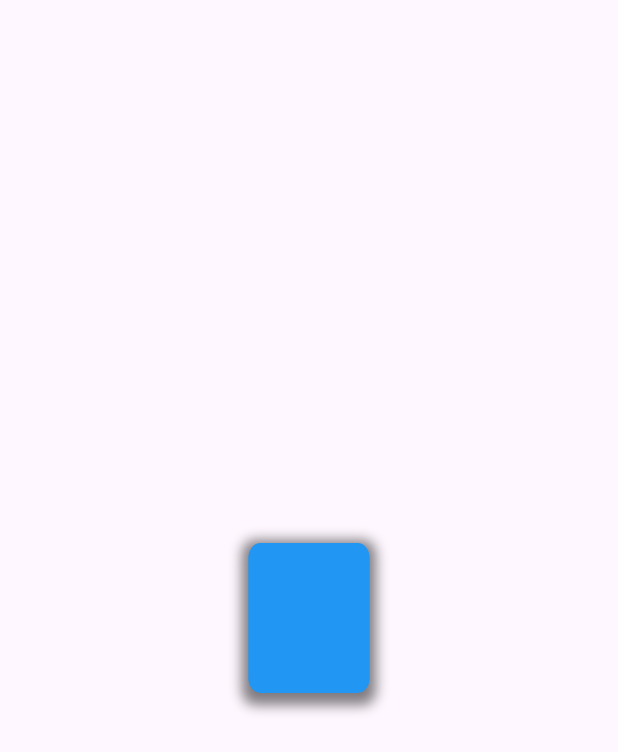
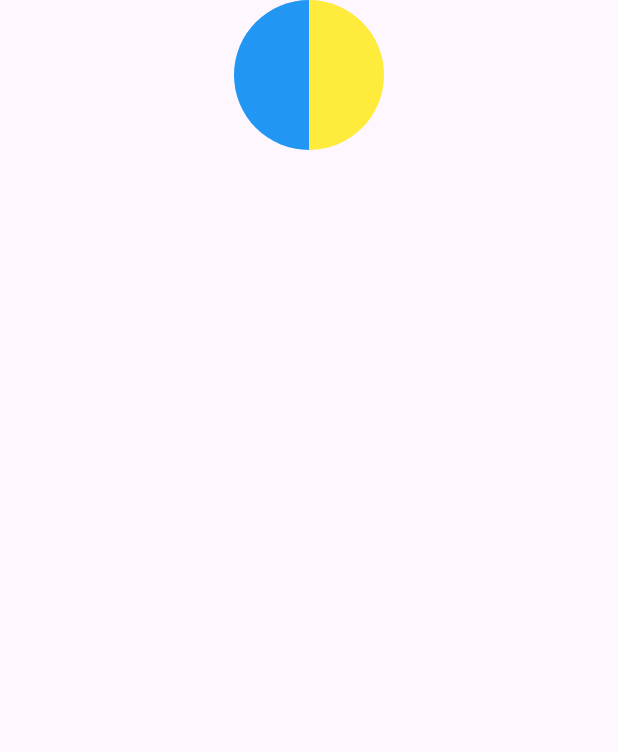
Before and after one commit to Shaikh-Saqlain-Ahmad/flutter-animations, a Flutter app: the screen it shows after launch, on a phone screen of 412 x 824 dp. Shown: the top 752 px of the screen. Run offline on Flutter 3.47's test engine with Material 2 defaults, Android fonts, the phone set to English and light mode, and no system bars.

Commit message:
semi circle created and joined

```diff
--- /dev/null
+++ b/lib/custom-clipper.dart
@@ -0,0 +1,12 @@
+import 'package:flutter/widgets.dart';
+import 'package:flutter_animation/semi-circle-animation.dart';
+
+class HalfCircleClipper extends CustomClipper<Path> {
+  final CircleSide side;
+  const HalfCircleClipper({required this.side});
+  @override
+  Path getClip(Size size) => side.toPath(size);
+
+  @override
+  bool shouldReclip(covariant CustomClipper<Path> oldClipper) => true;
+}
--- a/lib/main.dart
+++ b/lib/main.dart
@@ -1,5 +1,6 @@
 import 'package:flutter/material.dart';
-import 'package:flutter_animation/shuff.dart';
+import 'package:flutter_animation/semi-circle-animation.dart';
+import 'package:flutter_animation/simple-animation.dart';
 
 void main() {
   runApp(const MyApp());
@@ -18,7 +19,7 @@ class MyApp extends StatelessWidget {
         colorScheme: ColorScheme.fromSeed(seedColor: Colors.deepPurple),
         useMaterial3: true,
       ),
-      home: Animate(),
+      home: SemiCircle(),
     );
   }
 }
--- /dev/null
+++ b/lib/semi-circle-animation.dart
@@ -0,0 +1,69 @@
+import 'package:flutter/material.dart';
+import 'package:flutter_animation/custom-clipper.dart';
+
+class SemiCircle extends StatefulWidget {
+  const SemiCircle({super.key});
+
+  @override
+  State<SemiCircle> createState() => _SemiCircleState();
+}
+
+enum CircleSide {
+  left,
+  right,
+}
+
+extension ToPath on CircleSide {
+  Path toPath(Size size) {
+    var path = Path();
+    late Offset offset;
+    late bool clockwise;
+    switch (this) {
+      case CircleSide.left:
+        path.moveTo(size.width, 0);
+        offset = Offset(size.width, size.height);
+        clockwise = false;
+        break;
+      case CircleSide.right:
+        offset = Offset(0, size.height);
+        clockwise = true;
+        break;
+    }
+    path.arcToPoint(offset,
+        radius: Radius.elliptical(size.width / 2, size.height / 2),
+        clockwise: clockwise);
+    path.close();
+    return path;
+  }
+}
+
+class _SemiCircleState extends State<SemiCircle> {
+  @override
+  Widget build(BuildContext context) {
+    return Scaffold(
+      body: SafeArea(
+        child: Row(
+          mainAxisAlignment: MainAxisAlignment.center,
+          children: [
+            ClipPath(
+              clipper: const HalfCircleClipper(side: CircleSide.left),
+              child: Container(
+                color: Colors.blue,
+                width: 100,
+                height: 100,
+              ),
+            ),
+            ClipPath(
+              clipper: const HalfCircleClipper(side: CircleSide.right),
+              child: Container(
+                color: Colors.yellow,
+                width: 100,
+                height: 100,
+              ),
+            )
+          ],
+        ),
+      ),
+    );
+  }
+}
```
Also changed, not shown: lib/simple-animation.dart (renamed from lib/shuff.dart, +6 -5 lines).
